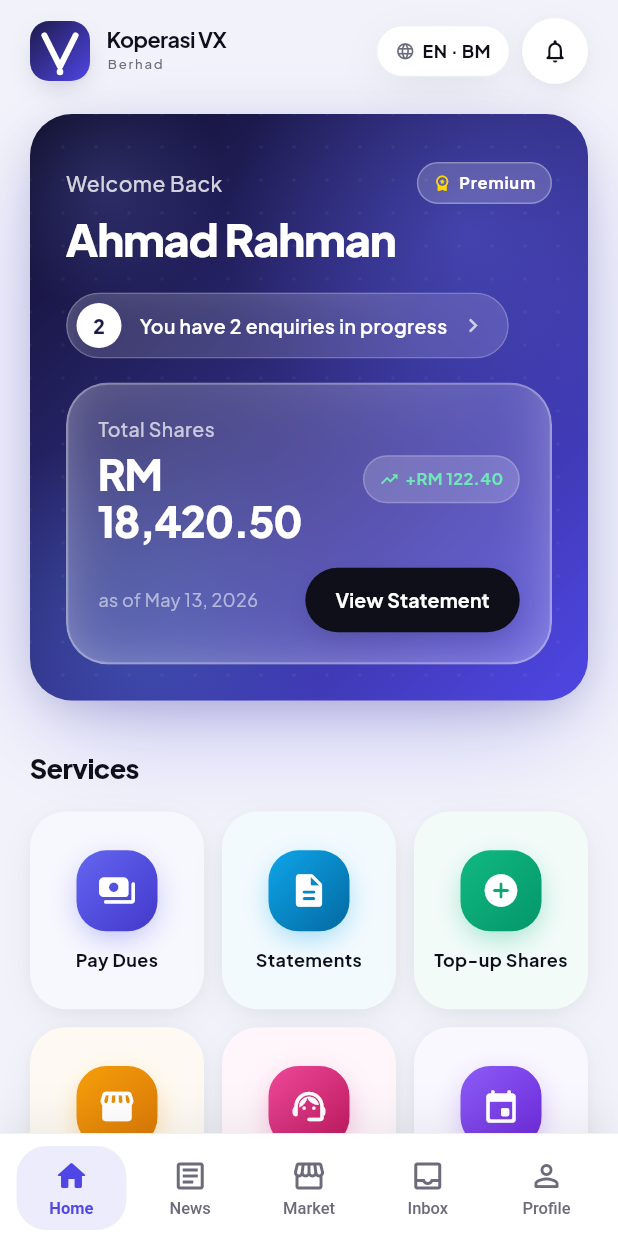
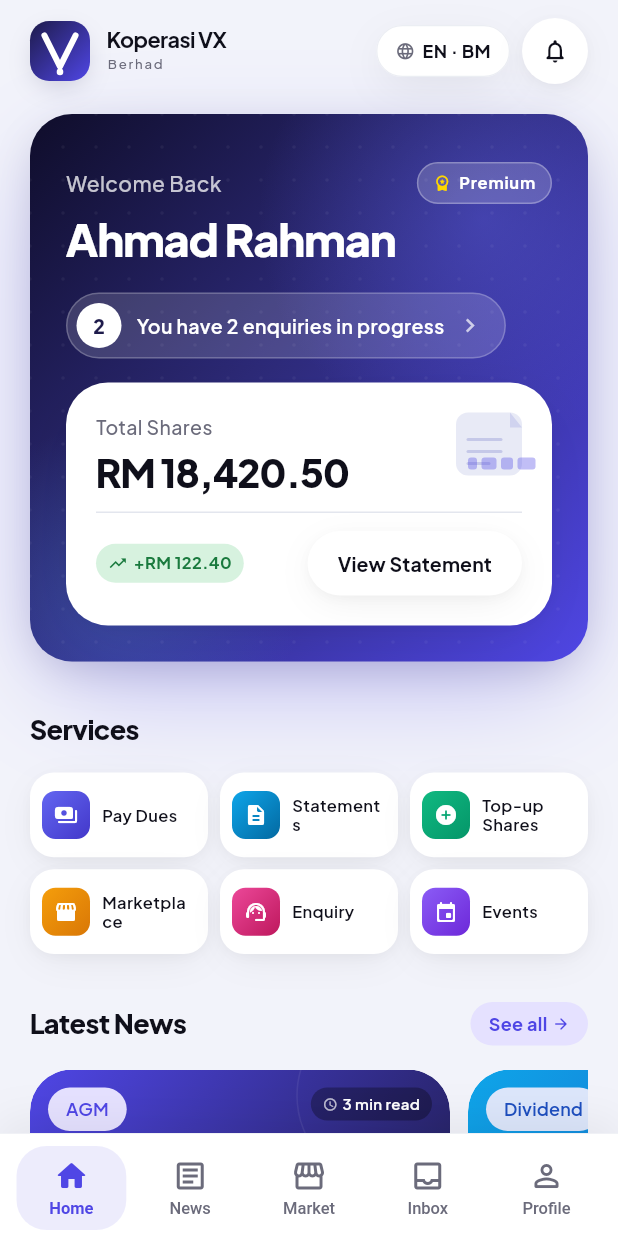
Before and after one commit to kevinrajVX/VX, a Flutter app: the screen it shows after launch, on a phone screen of 412 x 824 dp. Run offline on Flutter 3.47's test engine with Material 3 defaults, Android fonts, the phone set to English and light mode, and no system bars; drawn by our look-alikes of flutter_animate; our stand-ins replace flutter_riverpod, google_fonts; Roboto replaces fonts that are missing (PlusJakartaSans).

Commit message:
redesign: match reference — horizontal service chips + solid white inner card
Services grid: changed from tall square tiles (icon above label) to compact
horizontal chips (icon left, label right) in 3-column layout — matches the
reference app's services row pattern exactly.

Hero card inner panel: replaced glassmorphism (BackdropFilter) with solid
white card matching the reference, adds a decorative mini document
illustration painted in the top-right corner (CustomPainter), divider between
amount and CTA row. Also removes the last BackdropFilter from hero card for
web render stability.

https://claude.ai/code/session_019jLb4xkLdh4ZEB28Qn3DT4

```diff
--- a/vx_code/lib/features/home/widgets/hero_card.dart
+++ b/vx_code/lib/features/home/widgets/hero_card.dart
@@ -1,5 +1,3 @@
-import 'dart:ui';
-
 import 'package:flutter/material.dart';
 import 'package:flutter_animate/flutter_animate.dart';
 import 'package:intl/intl.dart';
@@ -34,26 +32,21 @@ class HeroCard extends StatelessWidget {
         borderRadius: BorderRadius.circular(AppRadius.card),
         child: Stack(
           children: [
-            // Large ambient glow — top-right
+            // Glow blob — top right
             const Positioned(
               right: -80,
               top: -80,
-              child: _GlowBlob(size: 320, color: Color(0x666366F1)),
+              child: _GlowBlob(size: 300, color: Color(0x606366F1)),
             ),
-            // Large ambient glow — bottom-left
+            // Glow blob — bottom left
             const Positioned(
               left: -60,
               bottom: -80,
-              child: _GlowBlob(size: 260, color: Color(0x554F86DC)),
+              child: _GlowBlob(size: 240, color: Color(0x504F86DC)),
             ),
-            // Accent glow — top-left corner
-            const Positioned(
-              left: -30,
-              top: -30,
-              child: _GlowBlob(size: 160, color: Color(0x33818CF8)),
-            ),
-            // Subtle dot grid texture
-            Positioned.fill(child: _DotGridPainter()),
+            // Dot texture
+            Positioned.fill(child: _DotTexture()),
+            // Content
             Padding(
               padding: const EdgeInsets.fromLTRB(
                 AppSpacing.xxl,
@@ -64,28 +57,27 @@ class HeroCard extends StatelessWidget {
               child: Column(
                 crossAxisAlignment: CrossAxisAlignment.start,
                 children: [
+                  // Top row: welcome + tier
                   Row(
                     children: [
                       Expanded(
                         child: Text(
                           l.welcomeBack,
-                          style: const TextStyle(
-                            color: AppColors.textOnBrandMuted,
+                          style: TextStyle(
+                            color: Colors.white.withValues(alpha: 0.75),
                             fontSize: 14,
                             fontWeight: FontWeight.w500,
-                            letterSpacing: 0.3,
                           ),
-                        )
-                            .animate()
-                            .fadeIn(delay: 60.ms, duration: 320.ms),
+                        ).animate().fadeIn(delay: 60.ms, duration: 300.ms),
                       ),
                       _TierBadge(tier: member.tier)
                           .animate()
-                          .fadeIn(delay: 100.ms, duration: 320.ms)
+                          .fadeIn(delay: 100.ms)
                           .slideX(begin: 0.2, end: 0, delay: 100.ms, duration: 320.ms, curve: AppMotion.emphasized),
                     ],
                   ),
                   const SizedBox(height: 6),
+                  // Member name
                   Text(
                     member.name,
                     style: const TextStyle(
@@ -97,16 +89,17 @@ class HeroCard extends StatelessWidget {
                     ),
                   )
                       .animate()
-                      .fadeIn(delay: 120.ms, duration: 380.ms)
-                      .slideY(begin: 0.2, end: 0, delay: 120.ms, duration: 380.ms, curve: AppMotion.springOut)
-                      .blur(begin: const Offset(4, 4), end: Offset.zero, delay: 120.ms, duration: 360.ms),
+                      .fadeIn(delay: 120.ms, duration: 360.ms)
+                      .slideY(begin: 0.2, end: 0, delay: 120.ms, duration: 380.ms, curve: AppMotion.springOut),
                   const SizedBox(height: AppSpacing.xl),
+                  // Claims pill
                   _ClaimsPill(count: member.enquiriesInProgress)
                       .animate()
-                      .fadeIn(delay: 200.ms, duration: 320.ms)
-                      .slideX(begin: -0.12, end: 0, delay: 200.ms, duration: 360.ms, curve: AppMotion.springOut),
+                      .fadeIn(delay: 200.ms, duration: 300.ms)
+                      .slideX(begin: -0.1, end: 0, delay: 200.ms, duration: 340.ms, curve: AppMotion.springOut),
                   const SizedBox(height: AppSpacing.lg),
-                  _GlassSharesCard(
+                  // Inner shares card
+                  _SharesCard(
                     total: currency.format(member.sharesTotal),
                     asOfDate: DateFormat.yMMMd().format(member.sharesAsOf),
                     monthlyChange: member.monthlyChange,
@@ -127,10 +120,12 @@ class HeroCard extends StatelessWidget {
       ),
     )
         .animate()
-        .fadeIn(duration: 400.ms)
-        .scale(begin: const Offset(0.94, 0.94), duration: 500.ms, curve: AppMotion.springOut);
+        .fadeIn(duration: 380.ms)
+        .scale(begin: const Offset(0.94, 0.94), duration: 480.ms, curve: AppMotion.springOut);
   }
 }
+
+// ─── Tier badge ─────────────────────────────────────────────────────────────
 
 class _TierBadge extends StatelessWidget {
   const _TierBadge({required this.tier});
@@ -143,7 +138,7 @@ class _TierBadge extends StatelessWidget {
       decoration: BoxDecoration(
         color: Colors.white.withValues(alpha: 0.18),
         borderRadius: BorderRadius.circular(AppRadius.pill),
-        border: Border.all(color: Colors.white.withValues(alpha: 0.30), width: 1),
+        border: Border.all(color: Colors.white.withValues(alpha: 0.28), width: 1),
       ),
       child: Row(
         mainAxisSize: MainAxisSize.min,
@@ -165,6 +160,8 @@ class _TierBadge extends StatelessWidget {
   }
 }
 
+// ─── Claims pill ─────────────────────────────────────────────────────────────
+
 class _ClaimsPill extends StatelessWidget {
   const _ClaimsPill({required this.count});
   final int count;
@@ -172,14 +169,10 @@ class _ClaimsPill extends StatelessWidget {
   @override
   Widget build(BuildContext context) {
     final l = AppL10n.of(context);
-    return ClipRRect(
-      borderRadius: BorderRadius.circular(AppRadius.pill),
-      child: BackdropFilter(
-        filter: ImageFilter.blur(sigmaX: 20, sigmaY: 20),
-        child: Container(
+    return Container(
       padding: const EdgeInsets.fromLTRB(6, 6, 14, 6),
       decoration: BoxDecoration(
-            color: Colors.white.withValues(alpha: 0.14),
+        color: Colors.white.withValues(alpha: 0.15),
         borderRadius: BorderRadius.circular(AppRadius.pill),
         border: Border.all(color: Colors.white.withValues(alpha: 0.22), width: 1),
       ),
@@ -203,7 +196,7 @@ class _ClaimsPill extends StatelessWidget {
               ),
             ),
           ),
-              const SizedBox(width: AppSpacing.md),
+          const SizedBox(width: 10),
           Flexible(
             child: Text(
               l.claimsInProgress(count),
@@ -218,14 +211,14 @@ class _ClaimsPill extends StatelessWidget {
           const Icon(Icons.chevron_right, color: Colors.white70, size: 18),
         ],
       ),
-        ),
-      ),
     );
   }
 }
 
-class _GlassSharesCard extends StatelessWidget {
-  const _GlassSharesCard({
+// ─── Inner shares card (solid white, matching the reference) ─────────────────
+
+class _SharesCard extends StatelessWidget {
+  const _SharesCard({
     required this.total,
     required this.asOfDate,
     required this.monthlyChange,
@@ -246,27 +239,21 @@ class _GlassSharesCard extends StatelessWidget {
   @override
   Widget build(BuildContext context) {
     final isUp = monthlyChange >= 0;
-    final changeStr =
-        '${isUp ? '+' : '-'}$currency ${monthlyChange.abs().toStringAsFixed(2)}';
+    final changeStr = '${isUp ? '+' : '-'}$currency ${monthlyChange.abs().toStringAsFixed(2)}';
 
-    return ClipRRect(
-      borderRadius: BorderRadius.circular(AppRadius.xxl),
-      child: BackdropFilter(
-        filter: ImageFilter.blur(sigmaX: 28, sigmaY: 28),
-        child: Container(
+    return Container(
       padding: const EdgeInsets.all(AppSpacing.xl),
       decoration: BoxDecoration(
-            color: Colors.white.withValues(alpha: 0.16),
+        color: AppColors.surface,
         borderRadius: BorderRadius.circular(AppRadius.xxl),
-            border: Border.all(
-              color: Colors.white.withValues(alpha: 0.28),
-              width: 1.5,
-            ),
+        boxShadow: AppShadows.elevated,
       ),
       child: Column(
         crossAxisAlignment: CrossAxisAlignment.start,
         children: [
+          // Top row: label + decorative illustration
           Row(
+            crossAxisAlignment: CrossAxisAlignment.start,
             children: [
               Expanded(
                 child: Column(
@@ -274,18 +261,18 @@ class _GlassSharesCard extends StatelessWidget {
                   children: [
                     Text(
                       label,
-                          style: TextStyle(
-                            color: Colors.white.withValues(alpha: 0.7),
+                      style: const TextStyle(
+                        color: AppColors.textSecondary,
                         fontWeight: FontWeight.w500,
                         fontSize: 13,
                       ),
                     ),
-                        const SizedBox(height: 5),
+                    const SizedBox(height: 6),
                     Text(
                       total,
                       style: const TextStyle(
-                            color: Colors.white,
-                            fontSize: 28,
+                        color: AppColors.textPrimary,
+                        fontSize: 26,
                         fontWeight: FontWeight.w800,
                         letterSpacing: -0.8,
                         height: 1.1,
@@ -294,17 +281,26 @@ class _GlassSharesCard extends StatelessWidget {
                   ],
                 ),
               ),
+              const SizedBox(width: AppSpacing.md),
+              // Decorative abstract illustration — matches the paper/doc in reference
+              CustomPaint(
+                size: const Size(52, 48),
+                painter: _CardIllustrationPainter(),
+              ),
+            ],
+          ),
+          const SizedBox(height: AppSpacing.md),
+          // Divider
+          Container(height: 1, color: AppColors.divider),
+          const SizedBox(height: AppSpacing.md),
+          // Bottom row: change indicator + CTA
+          Row(
+            children: [
               Container(
-                    padding: const EdgeInsets.symmetric(horizontal: 10, vertical: 7),
+                padding: const EdgeInsets.symmetric(horizontal: 8, vertical: 5),
                 decoration: BoxDecoration(
-                      color: isUp
-                          ? Colors.white.withValues(alpha: 0.18)
-                          : Colors.orange.withValues(alpha: 0.22),
+                  color: isUp ? AppColors.tagGreenBg : AppColors.tagAmberBg,
                   borderRadius: BorderRadius.circular(AppRadius.pill),
-                      border: Border.all(
-                        color: Colors.white.withValues(alpha: 0.20),
-                        width: 1,
-                      ),
                 ),
                 child: Row(
                   mainAxisSize: MainAxisSize.min,
@@ -312,7 +308,7 @@ class _GlassSharesCard extends StatelessWidget {
                     Icon(
                       isUp ? Icons.trending_up : Icons.trending_down,
                       size: 13,
-                          color: isUp ? const Color(0xFF6EE7B7) : const Color(0xFFFBBF24),
+                      color: isUp ? AppColors.tagGreenText : AppColors.tagAmberText,
                     ),
                     const SizedBox(width: 4),
                     Text(
@@ -320,36 +316,80 @@ class _GlassSharesCard extends StatelessWidget {
                       style: TextStyle(
                         fontSize: 11,
                         fontWeight: FontWeight.w700,
-                            color: isUp ? const Color(0xFF6EE7B7) : const Color(0xFFFBBF24),
+                        color: isUp ? AppColors.tagGreenText : AppColors.tagAmberText,
                       ),
                     ),
                   ],
                 ),
               ),
-                ],
-              ),
-              const SizedBox(height: AppSpacing.lg),
-              Row(
-                children: [
-                  Expanded(
-                    child: Text(
-                      'as of $asOfDate',
-                      style: TextStyle(
-                        color: Colors.white.withValues(alpha: 0.55),
-                        fontSize: 12,
-                      ),
-                    ),
-                  ),
-                  DarkPillButton(label: cta, onPressed: onCta, compact: true),
+              const Spacer(),
+              DarkPillButton(label: cta, onPressed: onCta, compact: true, onBrand: true),
             ],
           ),
         ],
       ),
-        ),
-      ),
     );
   }
 }
+
+// ─── Decorative card illustration (like the paper doc in the reference) ───────
+
+class _CardIllustrationPainter extends CustomPainter {
+  @override
+  void paint(Canvas canvas, Size size) {
+    final paint = Paint()..style = PaintingStyle.fill;
+
+    // Background rounded rect (like a folded document)
+    paint.color = const Color(0xFFE8EAF6);
+    final rrect = RRect.fromRectAndRadius(
+      Rect.fromLTWH(8, 0, size.width - 8, size.height - 6),
+      const Radius.circular(8),
+    );
+    canvas.drawRRect(rrect, paint);
+
+    // Folded corner effect
+    paint.color = const Color(0xFFD0D3EF);
+    final corner = Path()
+      ..moveTo(size.width - 8, 0)
+      ..lineTo(size.width, 10)
+      ..lineTo(size.width - 8, 10)
+      ..close();
+    canvas.drawPath(corner, paint);
+
+    // Lines inside the doc
+    paint.color = const Color(0xFFC5C8E8);
+    final linePaint = Paint()
+      ..color = const Color(0xFFC5C8E8)
+      ..strokeWidth = 2
+      ..strokeCap = StrokeCap.round;
+
+    for (var i = 0; i < 3; i++) {
+      final y = 18.0 + i * 8;
+      final endX = i == 2 ? size.width - 22 : size.width - 14;
+      canvas.drawLine(Offset(16, y), Offset(endX, y), linePaint);
+    }
+
+    // Small chart bars at bottom
+    paint.color = AppColors.brandViolet.withValues(alpha: 0.35);
+    final barWidths = [6.0, 10.0, 8.0, 12.0];
+    var bx = 16.0;
+    for (final w in barWidths) {
+      canvas.drawRRect(
+        RRect.fromRectAndRadius(
+          Rect.fromLTWH(bx, size.height - 18, w, 8),
+          const Radius.circular(2),
+        ),
+        paint,
+      );
+      bx += w + 3;
+    }
+  }
+
+  @override
+  bool shouldRepaint(_CardIllustrationPainter old) => false;
+}
+
+// ─── Glow blob ───────────────────────────────────────────────────────────────
 
 class _GlowBlob extends StatelessWidget {
   const _GlowBlob({required this.size, required this.color});
@@ -373,14 +413,13 @@ class _GlowBlob extends StatelessWidget {
   }
 }
 
-class _DotGridPainter extends StatelessWidget {
+// ─── Dot texture overlay ─────────────────────────────────────────────────────
+
+class _DotTexture extends StatelessWidget {
   @override
   Widget build(BuildContext context) {
     return IgnorePointer(
-      child: CustomPaint(
-        painter: _DotPattern(),
-        size: Size.infinite,
-      ),
+      child: CustomPaint(painter: _DotPattern()),
     );
   }
 }
@@ -391,13 +430,10 @@ class _DotPattern extends CustomPainter {
     final paint = Paint()
       ..color = Colors.white.withValues(alpha: 0.05)
       ..style = PaintingStyle.fill;
-
     const spacing = 22.0;
-    const radius = 1.2;
-
     for (double x = 0; x < size.width; x += spacing) {
       for (double y = 0; y < size.height; y += spacing) {
-        canvas.drawCircle(Offset(x, y), radius, paint);
+        canvas.drawCircle(Offset(x, y), 1.2, paint);
       }
     }
   }
--- a/vx_code/lib/features/home/widgets/services_grid.dart
+++ b/vx_code/lib/features/home/widgets/services_grid.dart
@@ -14,12 +14,12 @@ class ServicesGrid extends StatelessWidget {
   Widget build(BuildContext context) {
     final l = AppL10n.of(context);
     final services = <_Service>[
-      _Service('pay-dues', l.servicePayDues, Icons.payments_rounded),
-      _Service('statements', l.serviceStatements, Icons.description_rounded),
-      _Service('top-up', l.serviceTopUpShares, Icons.add_circle_rounded),
-      _Service('marketplace', l.serviceMarketplace, Icons.storefront_rounded),
-      _Service('enquiry', l.serviceEnquiry, Icons.support_agent_rounded),
-      _Service('events', l.serviceEvents, Icons.event_rounded),
+      _Service('pay-dues', l.servicePayDues, Icons.payments_rounded, 0),
+      _Service('statements', l.serviceStatements, Icons.description_rounded, 1),
+      _Service('top-up', l.serviceTopUpShares, Icons.add_circle_rounded, 2),
+      _Service('marketplace', l.serviceMarketplace, Icons.storefront_rounded, 3),
+      _Service('enquiry', l.serviceEnquiry, Icons.support_agent_rounded, 4),
+      _Service('events', l.serviceEvents, Icons.event_rounded, 5),
     ];
 
     return GridView.builder(
@@ -29,79 +29,63 @@ class ServicesGrid extends StatelessWidget {
       itemCount: services.length,
       gridDelegate: const SliverGridDelegateWithFixedCrossAxisCount(
         crossAxisCount: 3,
-        mainAxisSpacing: AppSpacing.md,
-        crossAxisSpacing: AppSpacing.md,
-        childAspectRatio: 0.88,
+        mainAxisSpacing: AppSpacing.sm,
+        crossAxisSpacing: AppSpacing.sm,
+        childAspectRatio: 2.1,
       ),
       itemBuilder: (context, i) {
         final s = services[i];
-        final gradient = AppColors.serviceGradients[i];
-        final bgTint = AppColors.serviceBgTints[i];
+        final gradient = AppColors.serviceGradients[s.colorIndex];
 
         return Pressable(
           onTap: () => onServiceTap(s.id),
-          pressedScale: 0.92,
+          pressedScale: 0.93,
           child: Container(
+            padding: const EdgeInsets.symmetric(
+              horizontal: AppSpacing.sm,
+              vertical: AppSpacing.sm,
+            ),
             decoration: BoxDecoration(
               color: AppColors.surface,
-              borderRadius: BorderRadius.circular(AppRadius.xl),
+              borderRadius: BorderRadius.circular(AppRadius.md),
               boxShadow: AppShadows.card,
             ),
-            child: Container(
-              decoration: BoxDecoration(
-                color: bgTint,
-                borderRadius: BorderRadius.circular(AppRadius.xl),
-              ),
-              padding: const EdgeInsets.symmetric(
-                horizontal: AppSpacing.sm,
-                vertical: AppSpacing.lg,
-              ),
-              child: Column(
-                mainAxisAlignment: MainAxisAlignment.center,
+            child: Row(
               children: [
-                  // Icon container with gradient + glow shadow
                 Container(
-                    width: 54,
-                    height: 54,
+                  width: 32,
+                  height: 32,
                   decoration: BoxDecoration(
                     gradient: gradient,
-                      borderRadius: BorderRadius.circular(AppRadius.lg),
-                      boxShadow: [
-                        BoxShadow(
-                          color: (gradient.colors.first).withValues(alpha: 0.40),
-                          blurRadius: 16,
-                          offset: const Offset(0, 6),
-                          spreadRadius: -2,
-                        ),
-                      ],
+                    borderRadius: BorderRadius.circular(9),
                   ),
                   alignment: Alignment.center,
-                    child: Icon(s.icon, size: 26, color: Colors.white),
+                  child: Icon(s.icon, size: 16, color: Colors.white),
                 ),
-                  const SizedBox(height: AppSpacing.md),
-                  Text(
+                const SizedBox(width: AppSpacing.sm),
+                Expanded(
+                  child: Text(
                     s.label,
-                    textAlign: TextAlign.center,
+                    style: const TextStyle(
+                      fontSize: 11,
+                      fontWeight: FontWeight.w600,
+                      color: AppColors.textPrimary,
+                      height: 1.2,
+                    ),
                     maxLines: 2,
                     overflow: TextOverflow.ellipsis,
-                    style: const TextStyle(
-                      fontSize: 12,
-                      fontWeight: FontWeight.w700,
-                      height: 1.2,
-                      color: AppColors.textPrimary,
                   ),
                 ),
               ],
             ),
           ),
-          ),
         )
             .animate()
-            .fadeIn(delay: (70 * i).ms, duration: 300.ms)
+            .fadeIn(delay: (60 * i).ms, duration: 280.ms)
             .scale(
-              begin: const Offset(0.82, 0.82),
-              delay: (70 * i).ms,
-              duration: 480.ms,
+              begin: const Offset(0.85, 0.85),
+              delay: (60 * i).ms,
+              duration: 400.ms,
               curve: AppMotion.spring,
             );
       },
@@ -110,8 +94,9 @@ class ServicesGrid extends StatelessWidget {
 }
 
 class _Service {
-  _Service(this.id, this.label, this.icon);
+  _Service(this.id, this.label, this.icon, this.colorIndex);
   final String id;
   final String label;
   final IconData icon;
+  final int colorIndex;
 }
```
Lines whose indentation alone changed are shown as unchanged.
